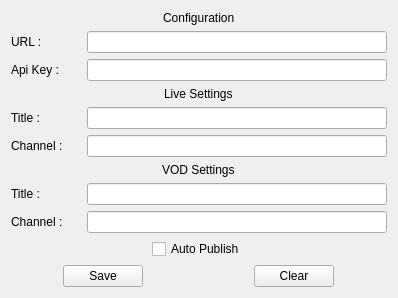
Above: ui/settings.ui from UbiCastTeam/nudgis-obs-plugin before the change. Below: the same form after it.
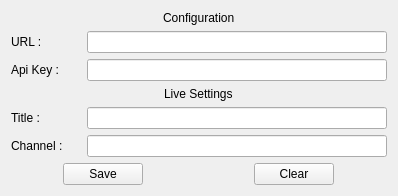
That is the form after the change.

Commit message: ui: remove unused vod_title and vod_channel items

The edit to the form file:
```diff
--- a/ui/settings.ui
+++ b/ui/settings.ui
@@ -7,7 +7,7 @@
     <x>0</x>
     <y>0</y>
     <width>396</width>
-    <height>371</height>
+    <height>241</height>
    </rect>
   </property>
   <layout class="QVBoxLayout" name="verticalLayout_settings">
@@ -138,76 +138,6 @@
      </item>
     </layout>
    </item>
-   <item>
-    <layout class="QHBoxLayout" name="horizontalLayout_vod_settings">
-     <item alignment="Qt::AlignHCenter">
-      <widget class="QLabel" name="label_vod_settings">
-       <property name="text">
-        <string>VOD Settings</string>
-       </property>
-      </widget>
-     </item>
-    </layout>
-   </item>
-   <item>
-    <layout class="QHBoxLayout" name="horizontalLayout_vod_title">
-     <item>
-      <widget class="QLabel" name="label_vod_title">
-       <property name="minimumSize">
-        <size>
-         <width>70</width>
-         <height>0</height>
-        </size>
-       </property>
-       <property name="text">
-        <string>Title :</string>
-       </property>
-      </widget>
-     </item>
-     <item>
-      <widget class="QLineEdit" name="vod_title">
-       <property name="text">
-        <string/>
-       </property>
-      </widget>
-     </item>
-    </layout>
-   </item>
-   <item>
-    <layout class="QHBoxLayout" name="horizontalLayout_vod_channel">
-     <item>
-      <widget class="QLabel" name="label_vod_channel">
-       <property name="minimumSize">
-        <size>
-         <width>70</width>
-         <height>0</height>
-        </size>
-       </property>
-       <property name="text">
-        <string>Channel :</string>
-       </property>
-      </widget>
-     </item>
-     <item>
-      <widget class="QLineEdit" name="vod_channel">
-       <property name="text">
-        <string/>
-       </property>
-      </widget>
-     </item>
-    </layout>
-   </item>
-   <item>
-    <layout class="QHBoxLayout" name="horizontalLayout_auto_publish">
-     <item alignment="Qt::AlignHCenter">
-      <widget class="QCheckBox" name="checkBox_auto_publish">
-       <property name="text">
-        <string>Auto Publish</string>
-       </property>
-      </widget>
-     </item>
-    </layout>
-   </item>
    <item>
     <layout class="QHBoxLayout" name="horizontalLayout_btn">
      <item alignment="Qt::AlignHCenter">
```
The commit also changes 3 other files.
